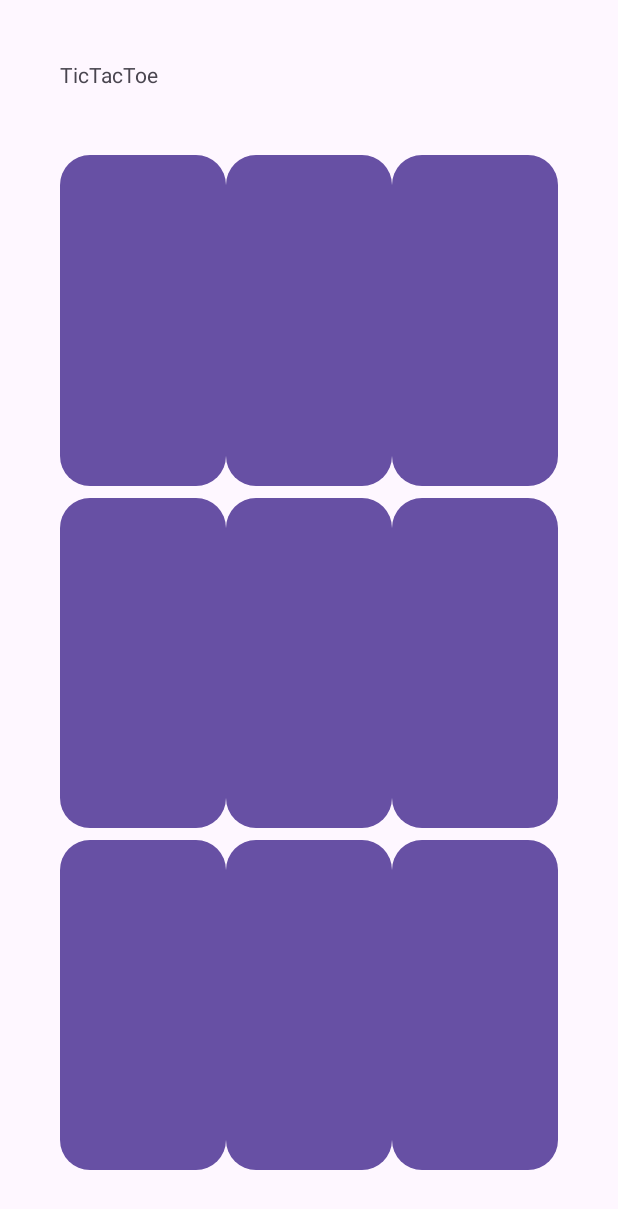
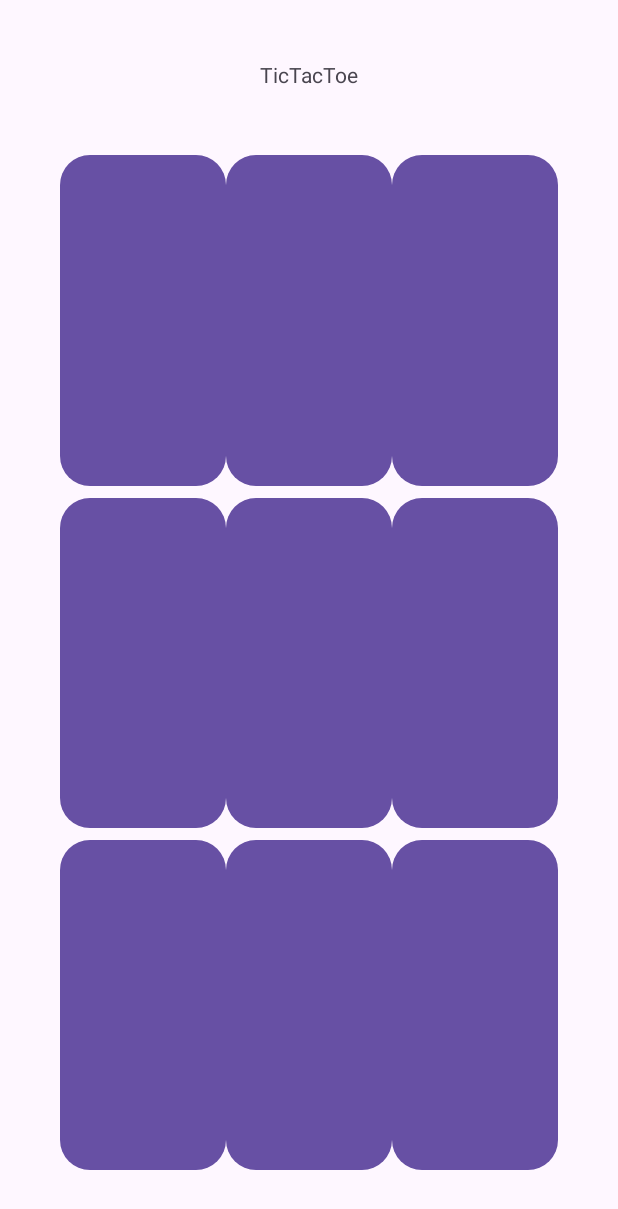
Before and after one commit to HauserS22081/WMC_Minigames, an Android app: the screen it shows after launch (MainActivity), after a tap on "Tic Tac Toe", on a phone screen of 412 x 824 dp. Shown: the top 1209 px of the screen. Run offline under Robolectric (Android 15) with nearby library versions, the phone set to English and light mode, and no system bars.

Commit message:
Tic Tac Toe UI better

```diff
--- a/Minigame/app/src/main/res/layout/fragment_tic_tac_toe.xml
+++ b/Minigame/app/src/main/res/layout/fragment_tic_tac_toe.xml
@@ -126,11 +126,9 @@
 
     <TextView
         android:id="@+id/tv_title"
-        android:layout_width="0dp"
+        android:layout_width="wrap_content"
         android:layout_height="wrap_content"
-        android:layout_marginStart="40dp"
         android:layout_marginTop="40dp"
-        android:layout_marginEnd="40dp"
         android:text="TicTacToe"
         app:layout_constraintEnd_toEndOf="parent"
         app:layout_constraintStart_toStartOf="parent"
```
